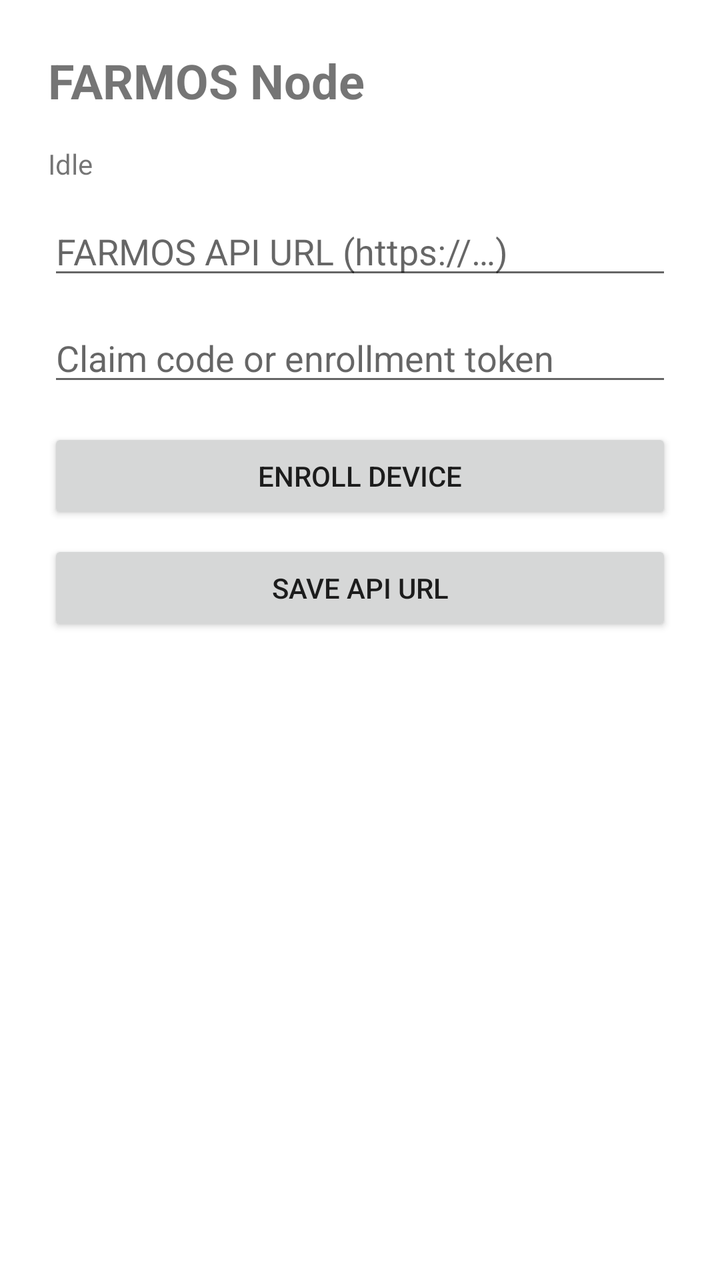
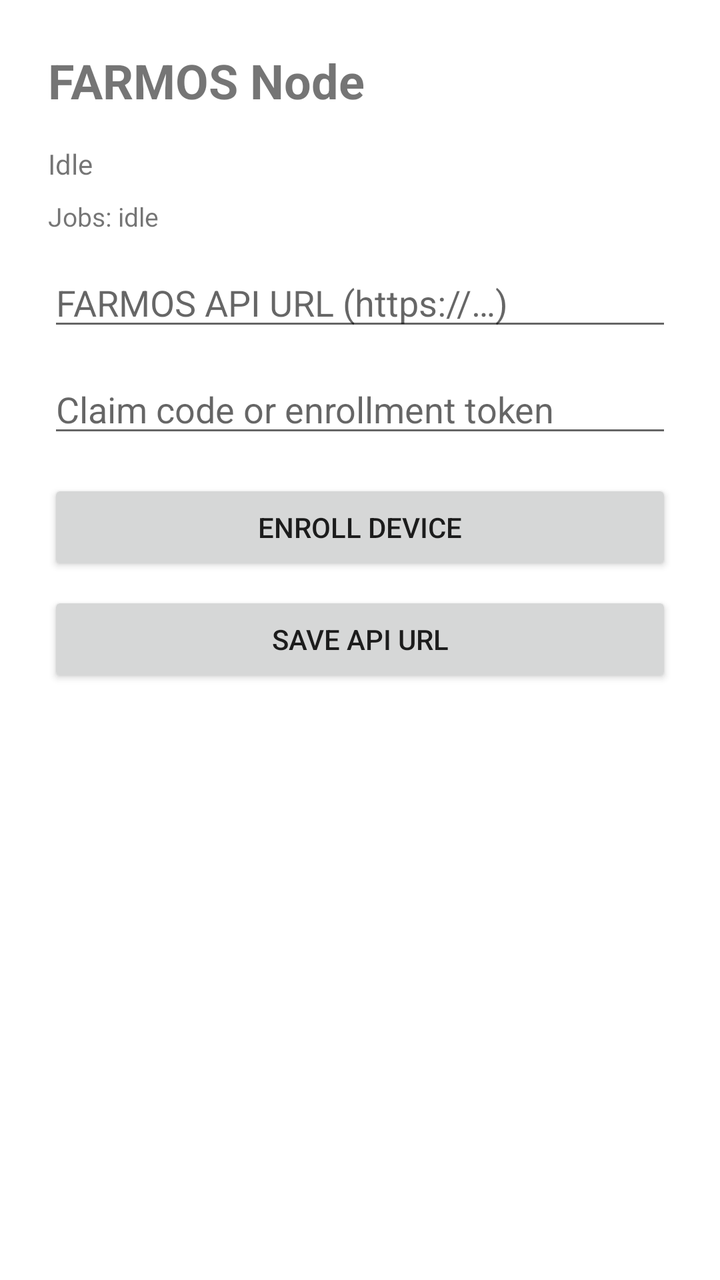

An Android layout rendered at two revisions. The XML below is the earlier revision; the diff shows what the commit changed to produce the second picture.
<!-- AndroidManifest.xml: application theme Theme.FarmOS -->
<!-- res/layout/activity_main.xml -->
<?xml version="1.0" encoding="utf-8"?>
<LinearLayout xmlns:android="http://schemas.android.com/apk/res/android"
    android:layout_width="match_parent"
    android:layout_height="match_parent"
    android:orientation="vertical"
    android:padding="24dp">

    <TextView
        android:id="@+id/statusTitle"
        android:layout_width="wrap_content"
        android:layout_height="wrap_content"
        android:text="@string/app_name"
        android:textSize="24sp"
        android:textStyle="bold" />

    <TextView
        android:id="@+id/statusBody"
        android:layout_width="match_parent"
        android:layout_height="wrap_content"
        android:layout_marginTop="16dp"
        android:text="Idle" />

    <EditText
        android:id="@+id/apiUrlInput"
        android:layout_width="match_parent"
        android:layout_height="wrap_content"
        android:layout_marginTop="12dp"
        android:hint="@string/api_url_hint"
        android:inputType="textUri"
        android:autofillHints="url" />

    <EditText
        android:id="@+id/tokenInput"
        android:layout_width="match_parent"
        android:layout_height="wrap_content"
        android:layout_marginTop="12dp"
        android:hint="@string/enroll_token_hint"
        android:inputType="text"
        android:autofillHints="off" />

    <Button
        android:id="@+id/enrollButton"
        android:layout_width="match_parent"
        android:layout_height="wrap_content"
        android:layout_marginTop="16dp"
        android:text="@string/enroll_button" />

    <Button
        android:id="@+id/saveUrlButton"
        android:layout_width="match_parent"
        android:layout_height="wrap_content"
        android:layout_marginTop="8dp"
        android:text="@string/save_url_button" />
</LinearLayout>
<!-- resources referenced by this layout -->
<resources>
  <string name="api_url_hint">FARMOS API URL (https://…)</string>
  <string name="app_name">FARMOS Node</string>
  <string name="enroll_button">Enroll device</string>
  <string name="enroll_token_hint">Claim code or enrollment token</string>
  <string name="save_url_button">Save API URL</string>
  <style name="Theme.FarmOS" parent="Theme.AppCompat.Light.NoActionBar">
          <item name="android:statusBarColor">#1a1a1a</item>
          <item name="android:windowBackground">#ffffff</item>
      </style>
</resources>

<!-- the commit's change to res/layout/activity_main.xml (unified diff, before → after) -->
@@ -19,6 +19,14 @@
         android:layout_height="wrap_content"
         android:layout_marginTop="16dp"
         android:text="Idle" />
+
+    <TextView
+        android:id="@+id/jobStatusBody"
+        android:layout_width="match_parent"
+        android:layout_height="wrap_content"
+        android:layout_marginTop="8dp"
+        android:text="@string/job_status_idle"
+        android:textSize="13sp" />
 
     <EditText
         android:id="@+id/apiUrlInput"
<!-- resource entries referenced after the edit -->
@@ -4,6 +4,7 @@
   <string name="app_name">FARMOS Node</string>
   <string name="enroll_button">Enroll device</string>
   <string name="enroll_token_hint">Claim code or enrollment token</string>
+  <string name="job_status_idle">Jobs: idle</string>
   <string name="save_url_button">Save API URL</string>
   <style name="Theme.FarmOS" parent="Theme.AppCompat.Light.NoActionBar">
           <item name="android:statusBarColor">#1a1a1a</item>
